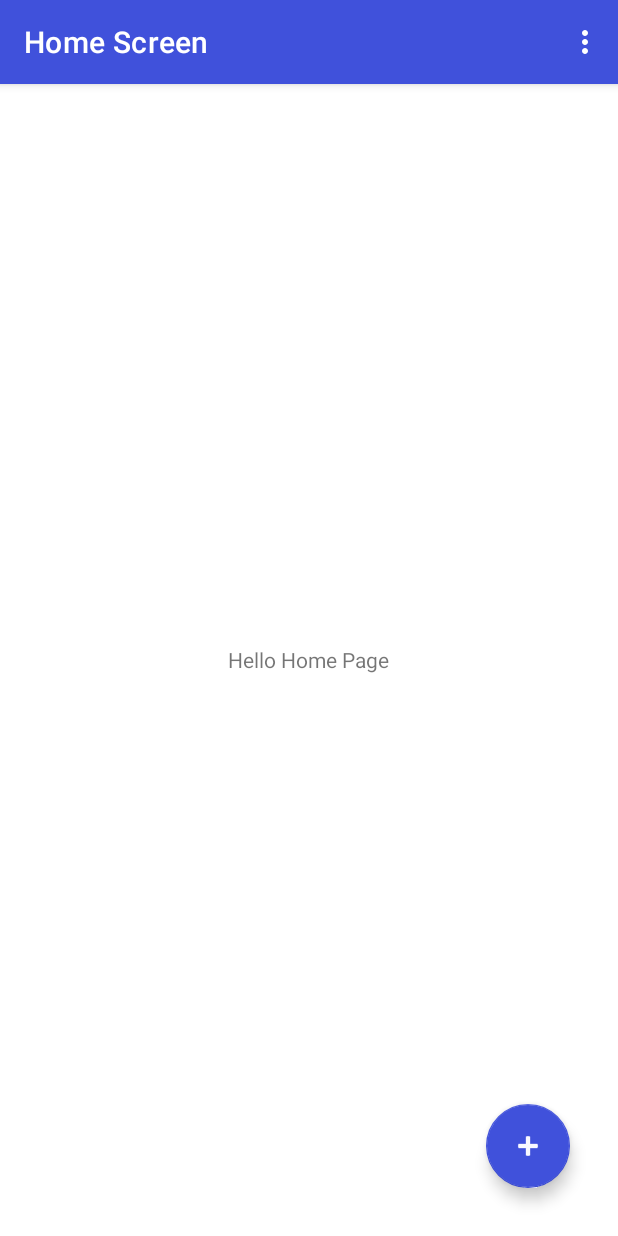
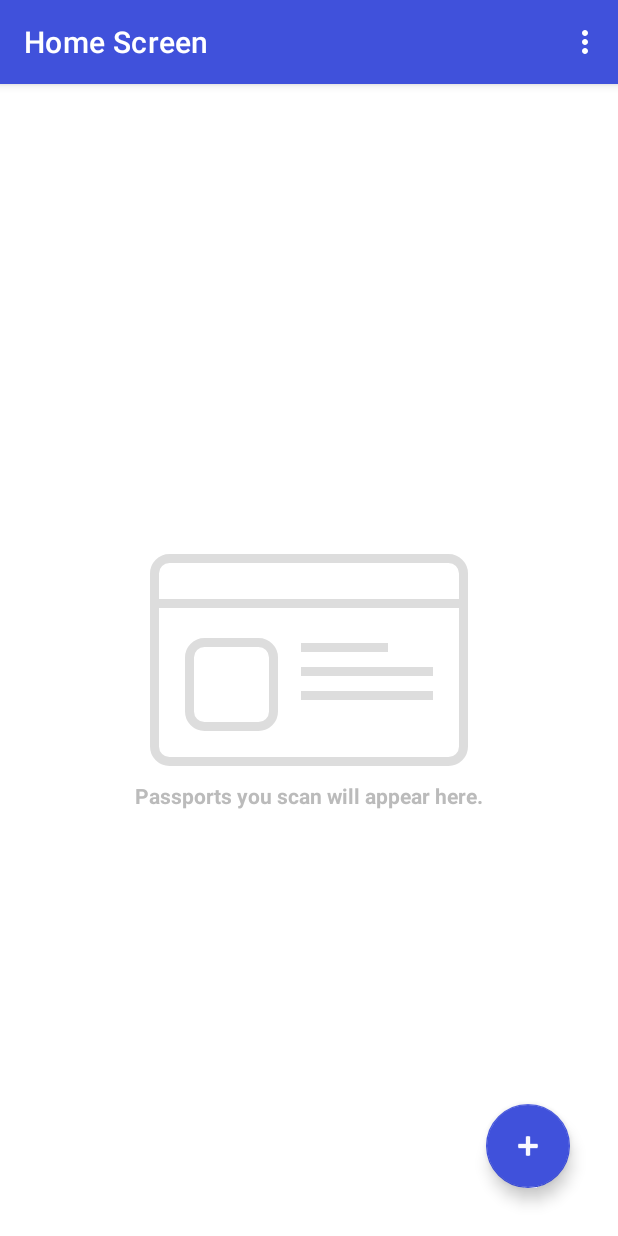
Before and after one commit to WorldHealthOrganization/ddcc-validator, an Android app: the screen it shows after launch (MainActivity), on a phone screen of 412 x 824 dp. Run offline under Robolectric (Android 15) with nearby library versions, the phone set to English and light mode, and no system bars; our stand-ins replace navigation-ui.

Commit message:
Prettifying the home screen

```diff
--- /dev/null
+++ b/app/src/main/res/drawable/rounded_card_blank.xml
@@ -0,0 +1,19 @@
+<?xml version="1.0" encoding="utf-8"?>
+<layer-list xmlns:android="http://schemas.android.com/apk/res/android">
+    <!--    redesign with your own drawables to fit your taste-->
+    <item>
+        <shape>
+            <stroke
+                android:width="6dp"
+                android:color="#ddd">
+            </stroke>
+            <corners
+                android:topLeftRadius="10dip"
+                android:topRightRadius="10dip"
+                android:bottomLeftRadius="10dip"
+                android:bottomRightRadius="10dip">
+            </corners>
+        </shape>
+    </item>
+
+</layer-list>
--- a/app/src/main/res/layout/fragment_home.xml
+++ b/app/src/main/res/layout/fragment_home.xml
@@ -6,20 +6,108 @@
     android:layout_height="match_parent"
     tools:context=".views.HomeFragment">
 
+    <androidx.constraintlayout.widget.ConstraintLayout
+        android:id="@+id/vw_home_card"
+        android:layout_width="0dp"
+        android:layout_height="0dp"
+        android:background="@drawable/rounded_card_blank"
+        android:layout_margin="100dp"
+        app:layout_constraintDimensionRatio="H,1.5:1"
+        app:layout_constraintBottom_toBottomOf="parent"
+        app:layout_constraintEnd_toEndOf="parent"
+        app:layout_constraintStart_toStartOf="parent"
+        app:layout_constraintTop_toTopOf="parent"
+        android:orientation="vertical">
+
+        <androidx.constraintlayout.widget.ConstraintLayout
+            android:id="@+id/vw_home_card_divisor"
+            android:layout_width="0dp"
+            android:layout_height="0dp"
+            app:layout_constraintEnd_toEndOf="parent"
+            app:layout_constraintStart_toStartOf="parent"
+            app:layout_constraintTop_toTopOf="parent"
+            app:layout_constraintDimensionRatio="H,1:0.17">
+
+            <View
+                android:layout_width="fill_parent"
+                android:layout_height="6dip"
+                android:background="#ddd"
+                app:layout_constraintEnd_toEndOf="parent"
+                app:layout_constraintStart_toStartOf="parent"
+                app:layout_constraintBottom_toBottomOf="parent"/>
+
+        </androidx.constraintlayout.widget.ConstraintLayout>
+
+        <View
+            android:id="@+id/vw_home_card_picture"
+            android:layout_width="0dp"
+            android:layout_height="0dp"
+            android:background="@drawable/rounded_card_blank"
+            android:layout_marginLeft="23dp"
+            android:layout_marginBottom="23dp"
+            android:layout_marginTop="20dp"
+            app:layout_constraintDimensionRatio="H,1:1"
+            app:layout_constraintBottom_toBottomOf="parent"
+            app:layout_constraintTop_toBottomOf="@id/vw_home_card_divisor"
+            app:layout_constraintStart_toStartOf="parent">
+        </View>
+
+        <LinearLayout
+            android:id="@+id/vw_home_card_desc"
+            android:orientation="vertical"
+            android:layout_width="0dp"
+            android:layout_height="0dp"
+            android:layout_marginLeft="15dp"
+            android:layout_marginRight="23dp"
+            app:layout_constraintBottom_toBottomOf="@id/vw_home_card_picture"
+            app:layout_constraintEnd_toEndOf="parent"
+            app:layout_constraintStart_toEndOf="@id/vw_home_card_picture"
+            app:layout_constraintTop_toTopOf="@id/vw_home_card_picture">
+
+            <View
+                android:layout_width="fill_parent"
+                android:layout_height="6dip"
+                android:background="#ddd"
+                android:layout_marginBottom="10dp"
+                android:layout_marginRight="30dp"
+                android:layout_marginTop="3dp"/>
+
+            <View
+                android:layout_width="fill_parent"
+                android:layout_height="6dip"
+                android:background="#ddd"
+                android:layout_marginBottom="10dp"
+                />
+
+            <View
+                android:layout_width="fill_parent"
+                android:layout_height="6dip"
+                android:background="#ddd"
+                android:layout_marginBottom="3dp"
+                />
+        </LinearLayout>
+
+    </androidx.constraintlayout.widget.ConstraintLayout>
+
+    <TextView
+        android:id="@+id/tv_home_desc"
+        android:layout_width="wrap_content"
+        android:layout_height="wrap_content"
+        android:layout_gravity="center"
+        android:gravity="center"
+        android:textColor="#bbb"
+        android:textStyle="bold"
+        android:text="@string/emptyCardDesc"
+        android:layout_marginTop="10dp"
+        app:layout_constraintTop_toBottomOf="@id/vw_home_card"
+        app:layout_constraintEnd_toEndOf="parent"
+        app:layout_constraintStart_toStartOf="parent"/>
+
     <androidx.appcompat.widget.LinearLayoutCompat
+        android:id="@+id/description"
         android:layout_width="match_parent"
         android:layout_height="match_parent"
-        android:gravity="center_horizontal">
-
-        <TextView
-            android:id="@+id/textview_home"
-            android:layout_width="wrap_content"
-            android:layout_height="wrap_content"
-            android:layout_gravity="center"
-            android:gravity="center"
-            android:text="@string/hello_home_fragment" />
-
-    </androidx.appcompat.widget.LinearLayoutCompat>
+        android:gravity="center_horizontal"/>
 
     <com.google.android.material.floatingactionbutton.FloatingActionButton
         android:id="@+id/fa_home_add"
--- a/app/src/main/res/values/strings.xml
+++ b/app/src/main/res/values/strings.xml
@@ -11,6 +11,7 @@
     <string name="close">Close</string>
 
     <string name="pointToQR">Align the QR Code below</string>
+    <string name="emptyCardDesc">Passports you scan will appear here.</string>
 
     <string name="hello_home_fragment">Hello Home Page</string>
     <string name="hello_qrscan_fragment">Hello QR Scan. Arg: %1$s</string>
```
